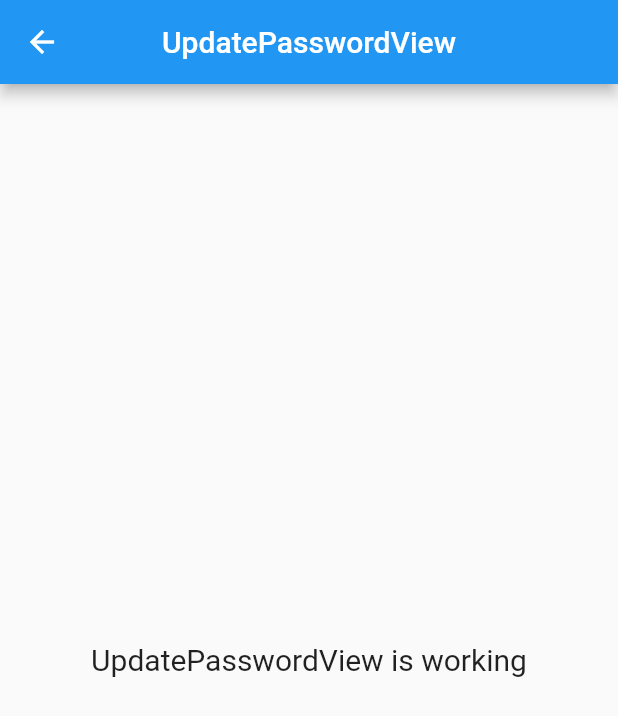
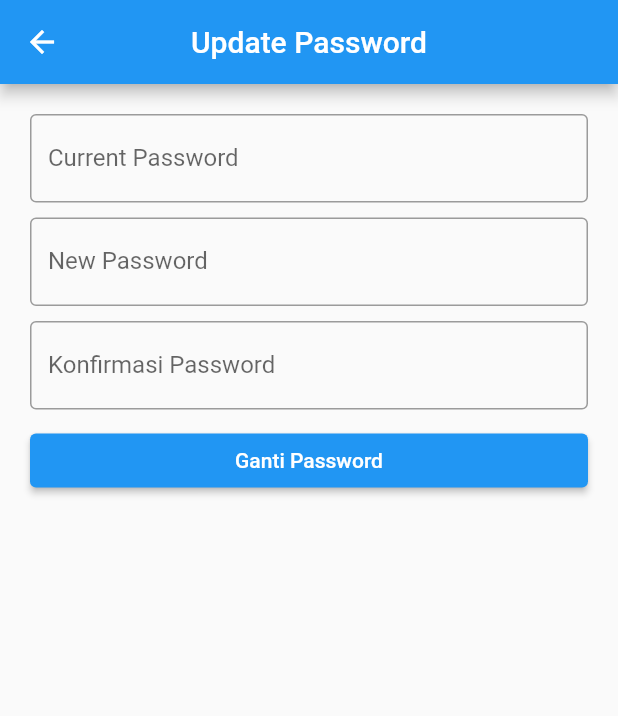
Before and after one commit to MJ34/absensi-apps, a Flutter app: the UpdatePasswordView screen opened by its route, on a phone screen of 412 x 824 dp. Shown: the top 716 px of the screen. Run offline on Flutter 3.47's test engine with Material 2 defaults, Android fonts, the light colour scheme and no system bars; our stand-ins replace cloud_firestore, firebase_auth, firebase_core, get; accounts and stored records are empty; generated files the repository leaves out were written again; network calls fail.

Commit message:
Update Password Page

```diff
--- a/lib/app/modules/profile/views/profile_view.dart
+++ b/lib/app/modules/profile/views/profile_view.dart
@@ -18,7 +18,7 @@ class ProfileView extends GetView<ProfileController> {
           stream: controller.streamUser(),
           builder: (context, snap) {
             if (snap.connectionState == ConnectionState.waiting) {
-              Center(child: CircularProgressIndicator());
+              return Center(child: CircularProgressIndicator());
             }
             if (snap.hasData) {
               Map<String, dynamic> user = snap.data!.data()!;
--- a/lib/app/modules/update_password/controllers/update_password_controller.dart
+++ b/lib/app/modules/update_password/controllers/update_password_controller.dart
@@ -1,20 +1,48 @@
+import 'package:firebase_auth/firebase_auth.dart';
+import 'package:flutter/cupertino.dart';
 import 'package:get/get.dart';
 
 class UpdatePasswordController extends GetxController {
-  //TODO: Implement UpdatePasswordController
+  RxBool isLoading = false.obs;
+  TextEditingController currC = TextEditingController();
+  TextEditingController newC = TextEditingController();
+  TextEditingController konfC = TextEditingController();
 
-  final count = 0.obs;
-  @override
-  void onInit() {
-    super.onInit();
+  FirebaseAuth auth = FirebaseAuth.instance;
+
+  void updatePass() async {
+    if (currC.text.isNotEmpty &&
+        newC.text.isNotEmpty &&
+        konfC.text.isNotEmpty) {
+      if (newC.text == konfC.text) {
+        isLoading.value = true;
+        try {
+          String emailUser = auth.currentUser!.email!;
+
+          await auth.signInWithEmailAndPassword(
+              email: emailUser, password: currC.text);
+
+          await auth.currentUser!.updatePassword(newC.text);
+
+          Get.back();
+          Get.snackbar("Berhasil", "Password berhasil diupdate");
+        } on FirebaseAuthException catch (e) {
+          if (e.code == "wrong-password") {
+            Get.snackbar(
+                "Error", "Input password salah. Tidak dapat update password!!");
+          } else {
+            Get.snackbar("Error", e.code.toLowerCase());
+          }
+        } catch (e) {
+          Get.snackbar("Error", "Tidak dapat update password!!");
+        } finally {
+          isLoading.value = false;
+        }
+      } else {
+        Get.snackbar("Error", "Konfirmasi password tidak cocok");
+      }
+    } else {
+      Get.snackbar("Error", "Semua harus diisi!!");
+    }
   }
-
-  @override
-  void onReady() {
-    super.onReady();
-  }
-
-  @override
-  void onClose() {}
-  void increment() => count.value++;
 }
--- a/lib/app/modules/update_password/views/update_password_view.dart
+++ b/lib/app/modules/update_password/views/update_password_view.dart
@@ -9,14 +9,55 @@ class UpdatePasswordView extends GetView<UpdatePasswordController> {
   Widget build(BuildContext context) {
     return Scaffold(
       appBar: AppBar(
-        title: Text('UpdatePasswordView'),
+        title: Text('Update Password'),
         centerTitle: true,
       ),
-      body: Center(
-        child: Text(
-          'UpdatePasswordView is working',
-          style: TextStyle(fontSize: 20),
-        ),
+      body: ListView(
+        padding: EdgeInsets.all(20),
+        children: [
+          TextField(
+            controller: controller.currC,
+            autocorrect: false,
+            obscureText: true,
+            decoration: InputDecoration(
+              labelText: "Current Password",
+              border: OutlineInputBorder(),
+            ),
+          ),
+          SizedBox(height: 10),
+          TextField(
+            controller: controller.newC,
+            autocorrect: false,
+            obscureText: true,
+            decoration: InputDecoration(
+              labelText: "New Password",
+              border: OutlineInputBorder(),
+            ),
+          ),
+          SizedBox(height: 10),
+          TextField(
+            controller: controller.konfC,
+            autocorrect: false,
+            obscureText: true,
+            decoration: InputDecoration(
+              labelText: "Konfirmasi Password",
+              border: OutlineInputBorder(),
+            ),
+          ),
+          SizedBox(height: 10),
+          Obx(
+            () => ElevatedButton(
+              onPressed: () {
+                if (controller.isLoading.isFalse) {
+                  controller.updatePass();
+                }
+              },
+              child: Text((controller.isLoading.isFalse)
+                  ? "Ganti Password"
+                  : "Loading..."),
+            ),
+          ),
+        ],
       ),
     );
   }
--- a/lib/app/modules/update_profile/controllers/update_profile_controller.dart
+++ b/lib/app/modules/update_profile/controllers/update_profile_controller.dart
@@ -23,7 +23,7 @@ class UpdateProfileController extends GetxController {
       } catch (e) {
         Get.snackbar("Error", "Tidak dapat Update Profile.");
       } finally {
-        isLoading.value = true;
+        isLoading.value = false;
       }
     }
   }
```
